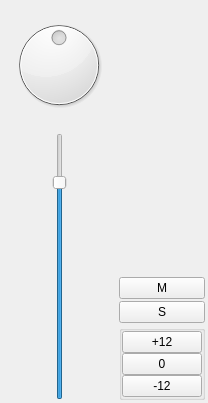
Before: the Qt Designer form src/Common/gui/BaseTrackView.ui in elieserdejesus/JamTaba, drawn with Qt 5.
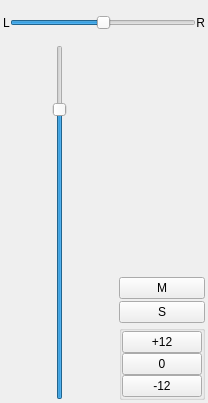
After: the same form once the commit is applied. Custom widgets are drawn as their Qt base class.

Commit message:
Using horizontal slider for pan close #234
- Replace QDial with a horizontal QSlider for pan control
- handling double click in pan slider and setting to center
- improving layout and CSS to pan slider
- Fixing CSS colors for unlighted tracks (tracks are unlighted when users are not transmiting)

Patch:
```diff
--- a/src/Common/gui/BaseTrackView.ui
+++ b/src/Common/gui/BaseTrackView.ui
@@ -36,76 +36,6 @@
     <number>3</number>
    </property>
    <item>
-    <widget class="QWidget" name="mainWidget" native="true">
-     <property name="sizePolicy">
-      <sizepolicy hsizetype="Preferred" vsizetype="MinimumExpanding">
-       <horstretch>0</horstretch>
-       <verstretch>1</verstretch>
-      </sizepolicy>
-     </property>
-     <layout class="QHBoxLayout" name="horizontalLayout">
-      <property name="spacing">
-       <number>3</number>
-      </property>
-      <property name="leftMargin">
-       <number>0</number>
-      </property>
-      <property name="topMargin">
-       <number>12</number>
-      </property>
-      <property name="rightMargin">
-       <number>0</number>
-      </property>
-      <property name="bottomMargin">
-       <number>0</number>
-      </property>
-      <item>
-       <widget class="QWidget" name="leftWidget" native="true">
-        <layout class="QGridLayout" name="gridLayout_2">
-         <property name="leftMargin">
-          <number>0</number>
-         </property>
-         <property name="topMargin">
-          <number>0</number>
-         </property>
-         <property name="rightMargin">
-          <number>0</number>
-         </property>
-         <property name="bottomMargin">
-          <number>0</number>
-         </property>
-         <property name="horizontalSpacing">
-          <number>0</number>
-         </property>
-         <item row="2" column="1" alignment="Qt::AlignHCenter">
-          <widget class="QSlider" name="levelSlider">
-           <property name="sizePolicy">
-            <sizepolicy hsizetype="Fixed" vsizetype="Expanding">
-             <horstretch>1</horstretch>
-             <verstretch>1</verstretch>
-            </sizepolicy>
-           </property>
-           <property name="accessibleDescription">
-            <string>This is the volume slider, Moove up to increase the volume or down to decrease it </string>
-           </property>
-           <property name="maximum">
-            <number>120</number>
-           </property>
-           <property name="value">
-            <number>100</number>
-           </property>
-           <property name="orientation">
-            <enum>Qt::Vertical</enum>
-           </property>
-           <property name="tickPosition">
-            <enum>QSlider::NoTicks</enum>
-           </property>
-           <property name="tickInterval">
-            <number>0</number>
-           </property>
-          </widget>
-         </item>
-         <item row="1" column="0" colspan="2">
           <spacer name="panSpacer">
            <property name="orientation">
             <enum>Qt::Vertical</enum>
@@ -121,12 +51,15 @@
            </property>
           </spacer>
          </item>
-         <item row="0" column="0" colspan="2">
+   <item>
           <widget class="QWidget" name="panPanel" native="true">
            <property name="styleSheet">
             <string notr="true"/>
            </property>
-           <layout class="QGridLayout" name="gridLayout">
+     <layout class="QHBoxLayout" name="horizontalLayout_3">
+      <property name="spacing">
+       <number>0</number>
+      </property>
             <property name="leftMargin">
              <number>0</number>
             </property>
@@ -139,29 +72,14 @@
             <property name="bottomMargin">
              <number>0</number>
             </property>
-            <property name="spacing">
-             <number>0</number>
-            </property>
-            <item row="1" column="1" alignment="Qt::AlignRight">
+      <item>
              <widget class="QLabel" name="labelPanL">
               <property name="sizePolicy">
-               <sizepolicy hsizetype="MinimumExpanding" vsizetype="Preferred">
+         <sizepolicy hsizetype="Maximum" vsizetype="Preferred">
                 <horstretch>0</horstretch>
                 <verstretch>0</verstretch>
                </sizepolicy>
               </property>
-              <property name="minimumSize">
-               <size>
-                <width>26</width>
-                <height>0</height>
-               </size>
-              </property>
-              <property name="maximumSize">
-               <size>
-                <width>32</width>
-                <height>16777215</height>
-               </size>
-              </property>
               <property name="text">
                <string>L</string>
               </property>
@@ -170,63 +88,88 @@
               </property>
              </widget>
             </item>
-            <item row="1" column="2" alignment="Qt::AlignLeft">
-             <widget class="QLabel" name="labelPanR">
-              <property name="sizePolicy">
-               <sizepolicy hsizetype="MinimumExpanding" vsizetype="Preferred">
-                <horstretch>0</horstretch>
-                <verstretch>0</verstretch>
-               </sizepolicy>
-              </property>
-              <property name="minimumSize">
-               <size>
-                <width>26</width>
-                <height>0</height>
-               </size>
-              </property>
-              <property name="maximumSize">
-               <size>
-                <width>32</width>
-                <height>16777215</height>
-               </size>
-              </property>
-              <property name="text">
-               <string>R</string>
-              </property>
-              <property name="alignment">
-               <set>Qt::AlignRight|Qt::AlignTrailing|Qt::AlignVCenter</set>
-              </property>
-             </widget>
-            </item>
-            <item row="0" column="1" rowspan="2" colspan="2" alignment="Qt::AlignHCenter">
-             <widget class="QDial" name="panSlider">
-              <property name="accessibleDescription">
-               <string>This is the Pan knob</string>
-              </property>
+      <item>
+       <widget class="QSlider" name="panSlider">
               <property name="minimum">
                <number>-4</number>
               </property>
               <property name="maximum">
                <number>4</number>
               </property>
-              <property name="pageStep">
-               <number>1</number>
-              </property>
-              <property name="tracking">
-               <bool>false</bool>
-              </property>
-              <property name="wrapping">
-               <bool>false</bool>
-              </property>
-              <property name="notchesVisible">
-               <bool>false</bool>
+        <property name="orientation">
+         <enum>Qt::Horizontal</enum>
+        </property>
+       </widget>
+      </item>
+      <item>
+       <widget class="QLabel" name="labelPanR">
+        <property name="sizePolicy">
+         <sizepolicy hsizetype="Maximum" vsizetype="Preferred">
+          <horstretch>0</horstretch>
+          <verstretch>0</verstretch>
+         </sizepolicy>
+        </property>
+        <property name="text">
+         <string>R</string>
+        </property>
+        <property name="alignment">
+         <set>Qt::AlignRight|Qt::AlignTrailing|Qt::AlignVCenter</set>
               </property>
              </widget>
             </item>
            </layout>
           </widget>
          </item>
-        </layout>
+   <item>
+    <widget class="QWidget" name="mainWidget" native="true">
+     <property name="sizePolicy">
+      <sizepolicy hsizetype="Preferred" vsizetype="MinimumExpanding">
+       <horstretch>0</horstretch>
+       <verstretch>1</verstretch>
+      </sizepolicy>
+     </property>
+     <layout class="QHBoxLayout" name="horizontalLayout">
+      <property name="spacing">
+       <number>3</number>
+      </property>
+      <property name="leftMargin">
+       <number>0</number>
+      </property>
+      <property name="topMargin">
+       <number>12</number>
+      </property>
+      <property name="rightMargin">
+       <number>0</number>
+      </property>
+      <property name="bottomMargin">
+       <number>0</number>
+      </property>
+      <item>
+       <widget class="QSlider" name="levelSlider">
+        <property name="sizePolicy">
+         <sizepolicy hsizetype="Expanding" vsizetype="Expanding">
+          <horstretch>1</horstretch>
+          <verstretch>1</verstretch>
+         </sizepolicy>
+        </property>
+        <property name="accessibleDescription">
+         <string>This is the volume slider, Moove up to increase the volume or down to decrease it </string>
+        </property>
+        <property name="maximum">
+         <number>120</number>
+        </property>
+        <property name="value">
+         <number>100</number>
+        </property>
+        <property name="orientation">
+         <enum>Qt::Vertical</enum>
+        </property>
+        <property name="tickPosition">
+         <enum>QSlider::NoTicks</enum>
+        </property>
+        <property name="tickInterval">
+         <number>0</number>
+        </property>
        </widget>
       </item>
       <item>
```
Lines whose indentation alone changed are shown as unchanged. The commit also changes 3 other files.
